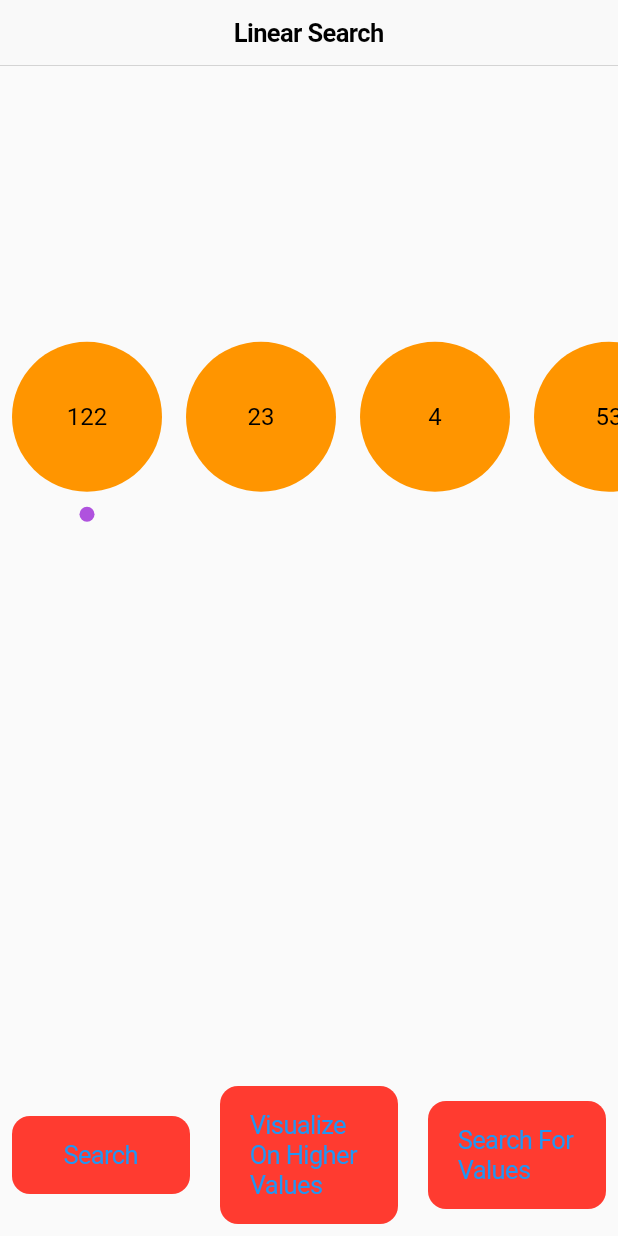
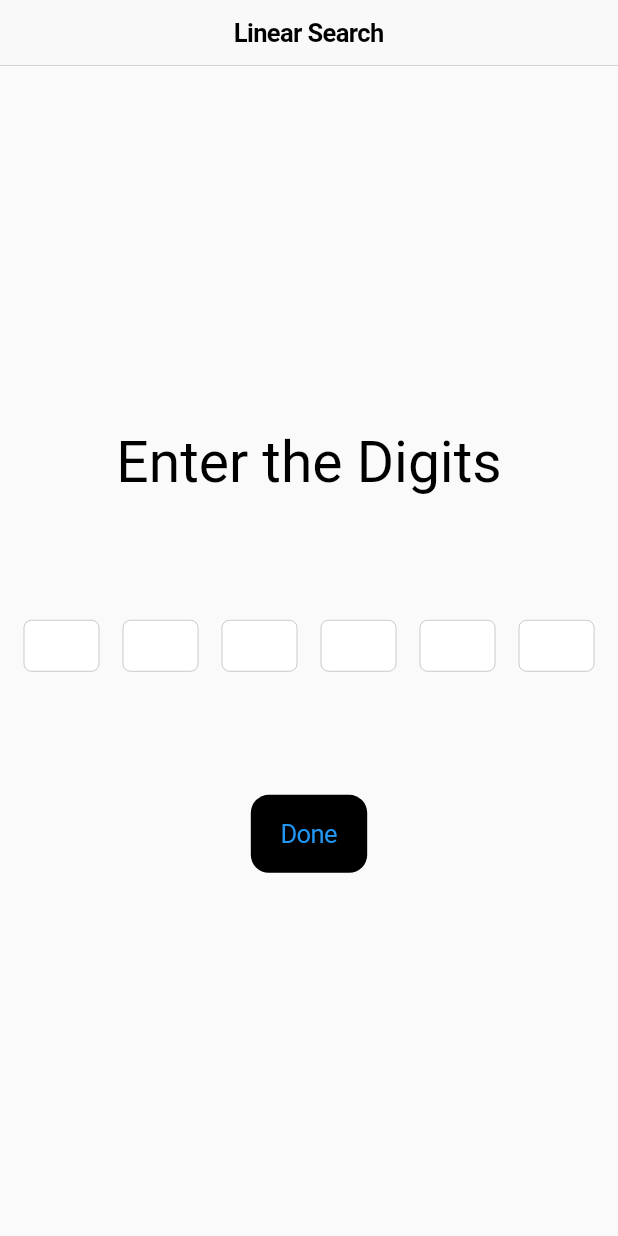
Before and after one commit to yashrajsingh11/Algorithm-Visualizer, a Flutter app: the screen it shows after launch, on a phone screen of 412 x 824 dp. Run offline on Flutter 3.47's test engine with Material 2 defaults, Android fonts, the light colour scheme and no system bars.

Commit message:
LinearSearch

```diff
--- a/lib/algoUI/linearSearch.dart
+++ b/lib/algoUI/linearSearch.dart
@@ -1,6 +1,7 @@
 import 'dart:async';
 import 'dart:math';
 
+import 'package:algori/enterTextField/textField.dart';
 import 'package:algori/logicState/linearSearchLogic.dart';
 import 'package:flutter/cupertino.dart';
 import 'package:flutter/material.dart';
@@ -28,15 +29,16 @@ class _LinearSearchUIXState extends State<LinearSearchUIX> {
   //
   TextEditingController _getSearchValue = TextEditingController();
   String searchInteger = "";
-  List<int> _numbers = [122, 23, 4, 53, 5, 4];
+  List<int> _numbers = [];
   String _success = "";
   String _error = "";
   Color _colorsX = CupertinoColors.systemPurple;
   int _index = 0;
   int _foundIndex;
   List<int> _randomNumbersX = [];
-  int _sample = 200;
+  int _sample = 20;
   bool _higherValue = false;
+  bool _showNumberInput = true;
 
   _randomNumber() {
     if (_randomNumbersX.isEmpty) {
@@ -74,7 +76,6 @@ class _LinearSearchUIXState extends State<LinearSearchUIX> {
 
   @override
   Widget build(BuildContext context) {
-    int counter = 0;
     final linearXTransform =
         Provider.of<LinearSearchLogicManagement>(context, listen: false);
     return Scaffold(
@@ -90,7 +91,50 @@ class _LinearSearchUIXState extends State<LinearSearchUIX> {
                 ? SizedBox()
                 : CupertinoActivityIndicator(),
       ),
-      body: !_higherValue
+      body: _showNumberInput
+          ? Column(
+              mainAxisAlignment: MainAxisAlignment.center,
+              children: [
+                Text(
+                  "Enter the Digits",
+                  style: TextStyle(fontSize: 38, color: Colors.black),
+                ),
+                SizedBox(height: MediaQuery.of(context).size.height * 0.1),
+                Row(
+                  mainAxisAlignment: MainAxisAlignment.spaceEvenly,
+                  crossAxisAlignment: CrossAxisAlignment.center,
+                  children: [
+                    EnterDigits(controller: _input1),
+                    EnterDigits(controller: _input2),
+                    EnterDigits(controller: _input3),
+                    EnterDigits(controller: _input4),
+                    EnterDigits(controller: _input5),
+                    EnterDigits(controller: _input6),
+                  ],
+                ),
+                SizedBox(height: MediaQuery.of(context).size.height * 0.1),
+                CupertinoButton(
+                    color: Colors.black,
+                    child: Text("Done"),
+                    onPressed: () {
+                      try {
+                        validate(n1, n2, n3, n4, n5, n6);
+                        _numbers.add(int.parse(n1));
+                        _numbers.add(int.parse(n2));
+                        _numbers.add(int.parse(n3));
+                        _numbers.add(int.parse(n4));
+                        _numbers.add(int.parse(n5));
+                        _numbers.add(int.parse(n6));
+                        setState(() {
+                          _showNumberInput = false;
+                        });
+                      } catch (e) {
+                        print(e.message);
+                      }
+                    })
+              ],
+            )
+          : !_higherValue
               ? Column(
                   mainAxisAlignment: MainAxisAlignment.center,
                   children: [
@@ -120,8 +164,15 @@ class _LinearSearchUIXState extends State<LinearSearchUIX> {
                                 SizedBox(height: 10),
                                 _index == ix
                                     ? CircleAvatar(
-                                    radius: 5,
+                                        radius: 25,
                                         backgroundColor: _colorsX,
+                                        child: Text(
+                                          searchInteger,
+                                          style: TextStyle(
+                                              color: _foundIndex == ix
+                                                  ? CupertinoColors.white
+                                                  : CupertinoColors.black),
+                                        ),
                                       )
                                     : SizedBox(),
                               ],
@@ -134,8 +185,9 @@ class _LinearSearchUIXState extends State<LinearSearchUIX> {
                     Text(_error),
                   ],
                 )
-          : Container(child: Consumer(
+              : Container(child: Consumer<LinearSearchLogicManagement>(
                   builder: (context, _, child) {
+                    int counter = 0;
                     return Row(
                         children: _randomNumbersX.map((int e) {
                       counter++;
@@ -150,15 +202,26 @@ class _LinearSearchUIXState extends State<LinearSearchUIX> {
                     }).toList());
                   },
                 )),
-      bottomNavigationBar: Padding(
+      bottomNavigationBar: _showNumberInput
+          ? SizedBox()
+          : Padding(
               padding: const EdgeInsets.all(8.0),
               child: Row(
                 children: [
-            Expanded(
+                  !_higherValue
+                      ? Expanded(
                           child: CupertinoButton(
                             color: CupertinoColors.systemRed,
                             child: Text("Search"),
                             onPressed: _takeSearch,
+                          ),
+                        )
+                      : Expanded(
+                          child: CupertinoButton(
+                            color: CupertinoColors.systemRed,
+                            child: Text("Search"),
+                            onPressed: () =>
+                                linearXTransform.linearLogic(_randomNumbersX),
                           ),
                         ),
                   SizedBox(width: 20),
@@ -169,7 +232,6 @@ class _LinearSearchUIXState extends State<LinearSearchUIX> {
                       onPressed: () {
                         setState(() {
                           _higherValue = true;
-                    print("Iananw");
                           _randomNumber();
                         });
                       },
@@ -185,9 +247,7 @@ class _LinearSearchUIXState extends State<LinearSearchUIX> {
                               setState(() {
                                 _error = "";
                               });
-                        !_higherValue
-                            ? _linearSearch()
-                            : linearXTransform.linearLogic(_randomNumbersX);
+                              _linearSearch();
                             },
                           ),
                         )
--- /dev/null
+++ b/lib/enterTextField/textField.dart
@@ -0,0 +1,31 @@
+import 'package:flutter/cupertino.dart';
+
+class EnterDigits extends StatelessWidget {
+  final TextEditingController controller;
+
+  const EnterDigits({Key key, this.controller}) : super(key: key);
+  @override
+  Widget build(BuildContext context) {
+    return Container(
+      width: 50,
+      child: CupertinoTextField(
+        keyboardType: TextInputType.number,
+        maxLength: 4,
+        textAlign: TextAlign.center,
+        controller: controller,
+      ),
+    );
+  }
+}
+
+void validate(
+    String n1, String n2, String n3, String n4, String n5, String n6) {
+  if (n1.isEmpty ||
+      n2.isEmpty ||
+      n3.isEmpty ||
+      n4.isEmpty ||
+      n5.isEmpty ||
+      n6.isEmpty) {
+    throw Exception("Please Enter The Numbers");
+  }
+}
--- a/lib/logicState/linearSearchLogic.dart
+++ b/lib/logicState/linearSearchLogic.dart
@@ -4,7 +4,7 @@ class LinearSearchLogicManagement extends ChangeNotifier {
   bool processing = false;
   int finalanswer = -1;
 
-  void linearLogic(List<int> randomNumbersX) async {
+  void linearLogic(List<int> randomNumbersX) {
     processing = true;
     notifyListeners();
     int _element = (randomNumbersX..shuffle()).first;
@@ -15,7 +15,6 @@ class LinearSearchLogicManagement extends ChangeNotifier {
         notifyListeners();
         return;
       }
-      await Future.delayed(Duration(microseconds: 20));
     }
   }
 }
```
Also changed, not shown: lib/algoUI/bubble.dart (+3 -35 lines). Lines whose indentation alone changed are shown as unchanged.
